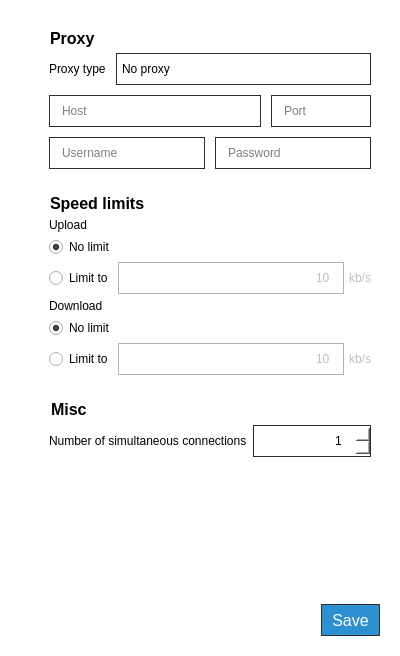
Above: parsec/core/gui/forms/network_settings_widget.ui from Scille/parsec-cloud before the change. Below: the same form after it.
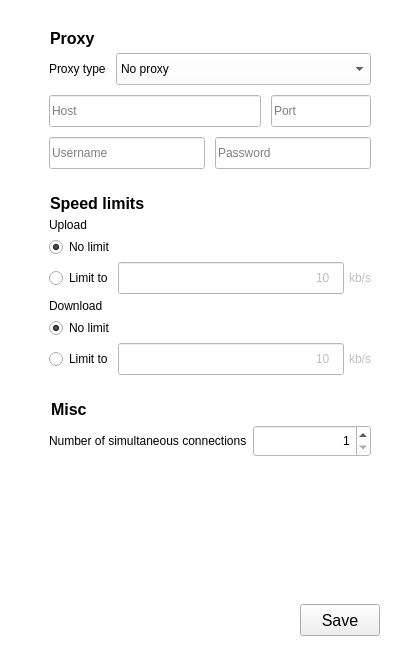
That is the form after the change. Icons and pictures are not drawn. Custom widgets are drawn as their Qt base class.

```diff
--- a/parsec/core/gui/forms/network_settings_widget.ui
+++ b/parsec/core/gui/forms/network_settings_widget.ui
@@ -18,107 +18,7 @@
 {
 background-color: rgb(255, 255, 255);
 }
-
-QLineEdit
-{
-border: 1px solid rgb(46, 46, 46);
-padding-left: 10px;
-}
-
-QSpinBox
-{
-border: 1px solid rgb(46, 46, 46);
-padding-right: 10px;
-}
-
-QSpinBox::up-button
-{
-border-image: url(:/icons/images/icons/sort_up_arrow.png);
-width: 20px;
-}
-
-QSpinBox::down-button
-{
-border-image: url(:/icons/images/icons/sort_down_arrow.png);
-width: 20px;
-}
-
-QLineEdit[readOnly=&quot;true&quot;]
-{
-background-color: rgb(230, 230, 230);
-}
-
-QLineEdit:!enabled
-{
-border: 1px solid rgb(180, 180, 180);
-}
-
-QPushButton
-{
-background-color: rgb(45, 144, 209);
-border: 1px solid rgb(46, 46, 46);
-color: rgb(255, 255, 255);
-padding-left: 10px;
-padding-right: 10px;
-}
-
-QPushButton:disabled
-{
-border: 1px solid rgb(46, 46, 46);
-background-color: rgb(112, 122, 153);
-color: rgb(255, 255, 255);
-}
-
-QCheckBox::indicator
-{
-width: 15px;
-height: 15px;
-background-color: rgb(255, 255, 255);
-border: 2px solid rgb(46, 46,46);
-color: black;
-}
-
-QCheckBox::indicator:checked
-{
-image: url(:/icons/images/icons/checked.png)
-}
-
-QComboBox
-{
-border: 1px solid rgb(46, 46, 46);
-background-color: white;
-color: black;
-padding-left: 5px;
-}
-
-QComboBox::drop-down
-{
-border: 0px;
-}
-
-QComboBox::down-arrow
-{
-image: url(:/icons/images/icons/down-arrow.png);
-width: 16px;
-height: 16px;
-padding-right: 5px;
-}
-
-QScrollBar:vertical
-{
-background: rgb(255, 255, 255);
-}
-
-QScrollBar::handle:vertical
-{
-background: rgb(12, 65, 157);
-}
-
-QScrollBar::add-line:vertical, QScrollBar::sub-line:vertical
-{
-border: none;
-background: none;
-}</string>
+</string>
   </property>
   <layout class="QVBoxLayout" name="verticalLayout">
    <property name="spacing">
@@ -839,7 +739,16 @@
    </item>
   </layout>
  </widget>
- <resources/>
+ <customwidgets>
+  <customwidget>
+   <class>ShadowedButton</class>
+   <extends>QPushButton</extends>
+   <header>parsec.core.gui.custom_widgets</header>
+  </customwidget>
+ </customwidgets>
+ <resources>
+  <include location="../rc/resources.qrc"/>
+ </resources>
  <connections>
   <connection>
    <sender>radio_download_no_limit</sender>
```
Left out of the diff: 12 changed lines with no effect on the pictures.
